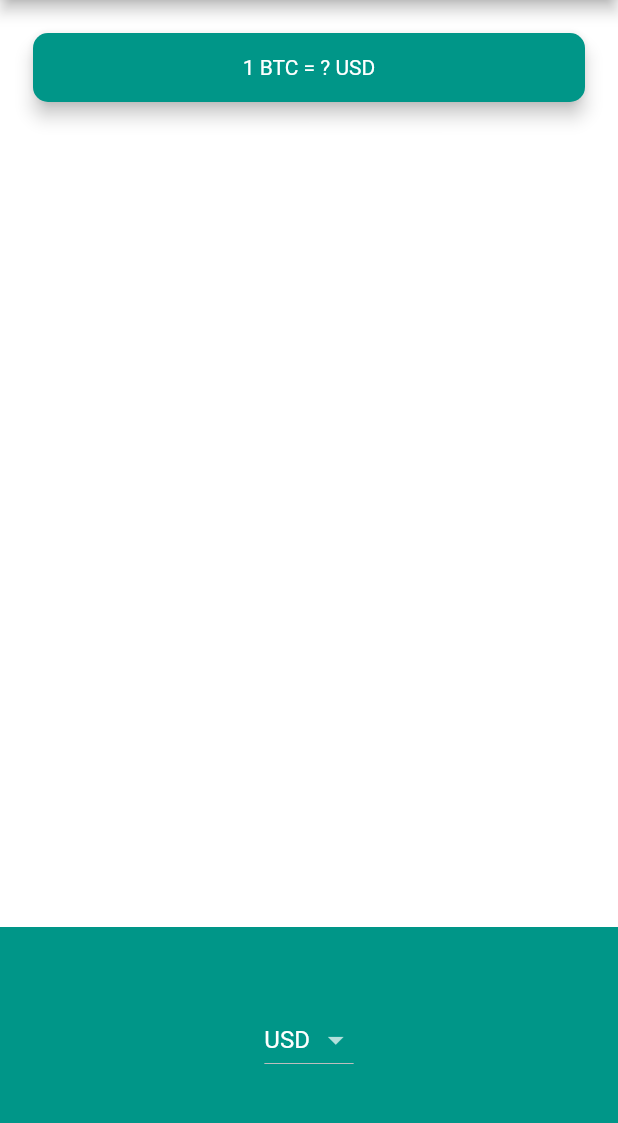
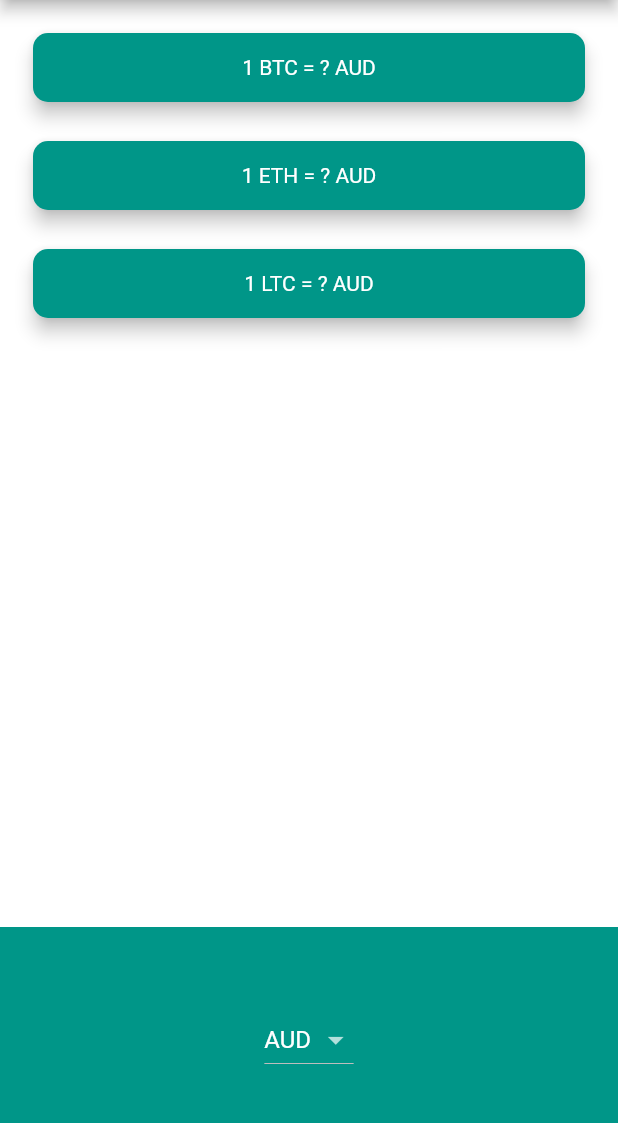
Before and after one commit to elanandkumar/flutter-apps, a Flutter app: the screen it shows after launch, on a phone screen of 412 x 824 dp, the part 84-1207 px from its top. Run offline on Flutter 3.47's test engine with Material 2 defaults, Android fonts, the light colour scheme and no system bars; our stand-ins replace assets_audio_player, flutter_spinkit, font_awesome_flutter, geolocator, rflutter_alert; network calls fail; project files that could hold a hidden picture were left out.

Commit message:
bitcoin_ticker: Updates to get data for more currency types

```diff
--- /dev/null
+++ b/bitcoin_ticker/lib/components/crypto_card.dart
@@ -0,0 +1,32 @@
+import 'package:flutter/material.dart';
+
+class CryptoCard extends StatelessWidget {
+
+  CryptoCard({@required this.cryptoCurrency, @required this.value, @required this.selectedCurrency});
+
+  final String cryptoCurrency;
+  final String value;
+  final String selectedCurrency;
+
+  @override
+  Widget build(BuildContext context) {
+    return Padding(
+                  padding: EdgeInsets.fromLTRB(18.0, 18.0, 18.0, 0),
+                  child: Card(
+                    color: Colors.teal,
+                    elevation: 5.0,
+                    shape: RoundedRectangleBorder(
+                      borderRadius: BorderRadius.circular(10.0),
+                    ),
+                    child: Padding(
+                      padding: EdgeInsets.symmetric(
+                          vertical: 15.0, horizontal: 15.0),
+                      child: Text(
+                        '1 $cryptoCurrency = $value $selectedCurrency',
+                        textAlign: TextAlign.center,
+                      ),
+                    ),
+                  ),
+                );
+  }
+}
--- a/bitcoin_ticker/lib/components/dropdown_menu.dart
+++ b/bitcoin_ticker/lib/components/dropdown_menu.dart
@@ -13,7 +13,7 @@
 }
 
 class _DropdownMenuState extends State<DropdownMenu> {
-  String selectedCurrency = 'USD';
+  String selectedCurrency = 'AUD';
 
 androidDropDown() {
   List<DropdownMenuItem<String>> dropdownItems = [];
--- a/bitcoin_ticker/lib/screens/price.dart
+++ b/bitcoin_ticker/lib/screens/price.dart
@@ -1,3 +1,4 @@
+import 'package:bitcoin_ticker/components/crypto_card.dart';
 import 'package:flutter/material.dart';
 import 'package:bitcoin_ticker/data/coin.dart';
 import 'package:bitcoin_ticker/components/dropdown_menu.dart';
@@ -10,6 +11,30 @@
 }
 
 class _PriceScreenState extends State<PriceScreen> {
+  String selectedCurrency = 'AUD';
+  Map<String, String> coinValues = {};
+  bool isWaiting = false;
+
+  @override
+  void initState() {
+    super.initState();
+    getExchangeData();
+  }
+
+  void getExchangeData() async {
+    isWaiting =  true;
+    try {
+      var data = await coinData.getCoinData(selectedCurrency);
+      isWaiting = false;
+
+      setState(() {
+        coinValues = data;
+      });
+    } catch (e) {
+      print(e);
+    }
+  }
+
   @override
   Widget build(BuildContext context) {
     return Scaffold(
@@ -20,21 +45,26 @@
         mainAxisAlignment: MainAxisAlignment.spaceBetween,
         crossAxisAlignment: CrossAxisAlignment.stretch,
         children: <Widget>[
-          Padding(
-            padding: EdgeInsets.fromLTRB(18.0, 18.0, 18.0, 0),
-            child: Card(
-              color: Colors.teal,
-              elevation: 5.0,
-              shape: RoundedRectangleBorder(
-                borderRadius: BorderRadius.circular(10.0),
-              ),
-              child: Padding(
-                padding: EdgeInsets.symmetric(vertical: 15.0, horizontal: 15.0),
-                child: Text(
-                  '1 BTC = ? USD',
-                  textAlign: TextAlign.center,
+          Container(
+            child: Column(
+              crossAxisAlignment: CrossAxisAlignment.stretch,
+              children: <Widget>[
+                CryptoCard(
+                  cryptoCurrency: 'BTC',
+                  value: isWaiting ? '?' : coinValues['BTC'],
+                  selectedCurrency: selectedCurrency
                 ),
-              ),
+                CryptoCard(
+                  cryptoCurrency: 'ETH',
+                  value: isWaiting ? '?' : coinValues['ETH'],
+                  selectedCurrency: selectedCurrency
+                ),
+                CryptoCard(
+                  cryptoCurrency: 'LTC',
+                  value: isWaiting ? '?' : coinValues['LTC'],
+                  selectedCurrency: selectedCurrency
+                ),
+              ],
             ),
           ),
           Container(
@@ -42,9 +72,12 @@
             color: Colors.teal,
             alignment: Alignment.center,
             child: DropdownMenu(
-              data: coinData.getCurrencies(),
+              data: currenciesList,
               handleOnChange: (value) {
-                print(value);
+                setState(() {
+                  selectedCurrency = value;
+                  getExchangeData();
+                });
               },
             ),
           ),
--- a/bitcoin_ticker/pubspec.yaml
+++ b/bitcoin_ticker/pubspec.yaml
@@ -23,6 +23,7 @@
   # The following adds the Cupertino Icons font to your application.
   # Use with the CupertinoIcons class for iOS style icons.
   cupertino_icons: ^0.1.2
+  http: ^0.12.0+4
 
 dev_dependencies:
   flutter_test:
```
Also changed, not shown: bitcoin_ticker/lib/data/coin.dart (+25 -5 lines), bitcoin_ticker/pubspec.lock.
